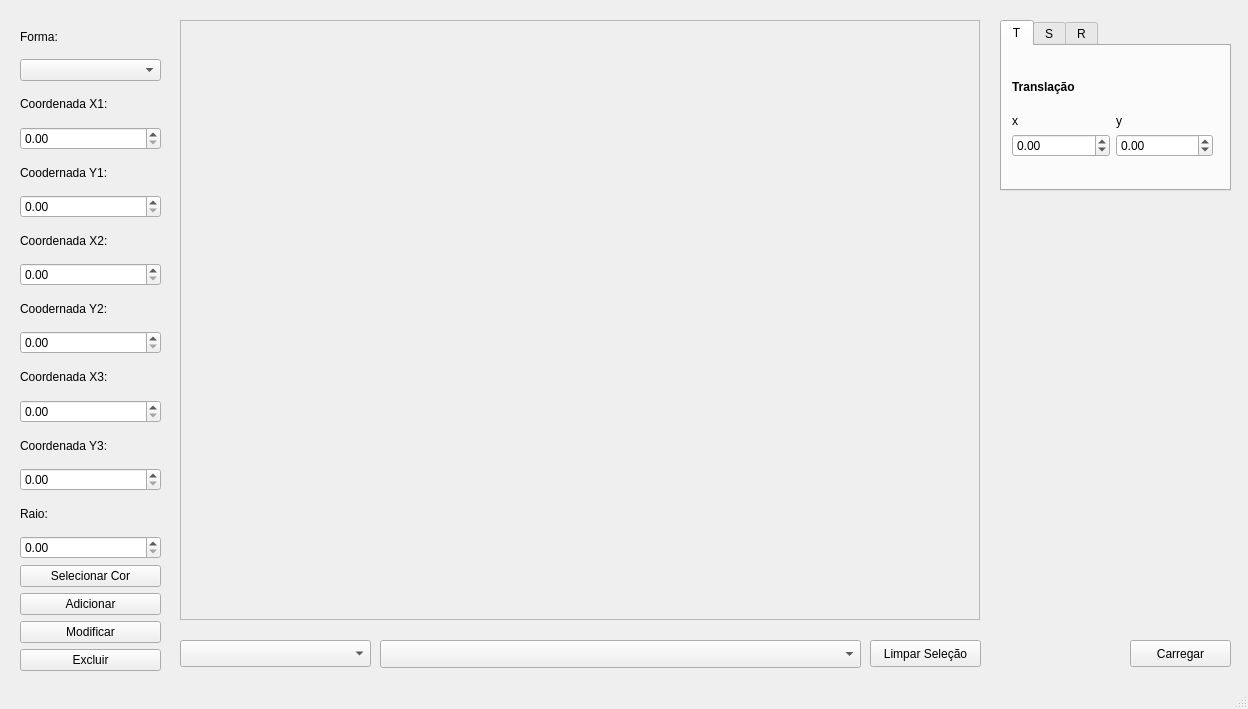
Qt form mainwindow.ui (WallaceJunior14/Visualizador_3D) before a commit.
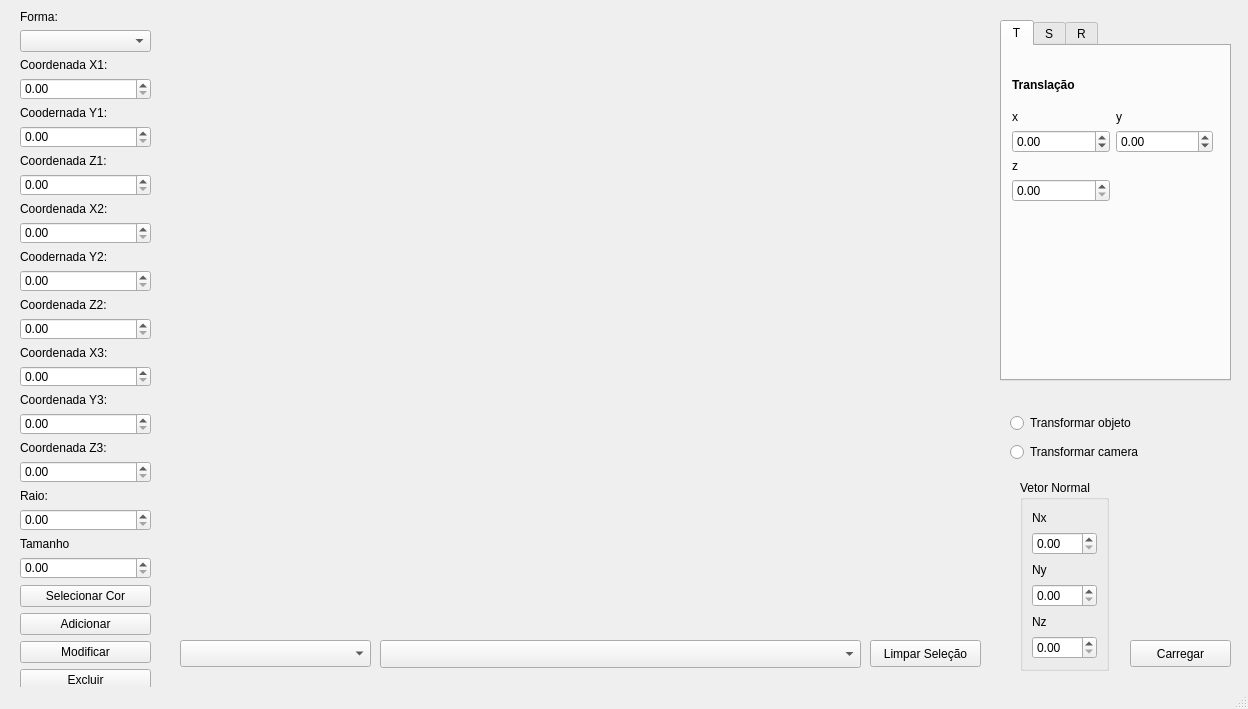
The same form after that commit. The open tabs and pages were chosen to show the change. Custom widgets are drawn as their Qt base class.

Patch:
```diff
--- a/mainwindow.ui
+++ b/mainwindow.ui
@@ -33,10 +33,7 @@
      </size>
     </property>
     <property name="frameShape">
-     <enum>QFrame::Shape::StyledPanel</enum>
-    </property>
-    <property name="frameShadow">
-     <enum>QFrame::Shadow::Raised</enum>
+     <enum>QFrame::NoFrame</enum>
     </property>
    </widget>
    <widget class="QTabWidget" name="tabWidget">
@@ -48,11 +45,11 @@
       <x>1000</x>
       <y>20</y>
       <width>231</width>
-      <height>171</height>
+      <height>361</height>
      </rect>
     </property>
     <property name="currentIndex">
-     <number>0</number>
+     <number>1</number>
     </property>
     <widget class="QWidget" name="tabTranslacao">
      <attribute name="title">
@@ -64,7 +61,7 @@
         <x>10</x>
         <y>20</y>
         <width>201</width>
-        <height>91</height>
+        <height>136</height>
        </rect>
       </property>
       <layout class="QVBoxLayout" name="verticalLayout_2">
@@ -82,10 +79,20 @@
        </item>
        <item>
         <layout class="QGridLayout" name="gridLayout">
-         <item row="0" column="0">
-          <widget class="QLabel" name="lblTranslacaoX">
+         <item row="2" column="0">
+          <widget class="QLabel" name="lblTranslacaoZ">
            <property name="text">
-            <string>x</string>
+            <string>z</string>
+           </property>
+          </widget>
+         </item>
+         <item row="1" column="1">
+          <widget class="QDoubleSpinBox" name="spinTranslacaoY">
+           <property name="minimum">
+            <double>-100.000000000000000</double>
+           </property>
+           <property name="maximum">
+            <double>100.000000000000000</double>
            </property>
           </widget>
          </item>
@@ -106,16 +113,16 @@
            </property>
           </widget>
          </item>
-         <item row="1" column="1">
-          <widget class="QDoubleSpinBox" name="spinTranslacaoY">
-           <property name="minimum">
-            <double>-100.000000000000000</double>
-           </property>
-           <property name="maximum">
-            <double>100.000000000000000</double>
+         <item row="0" column="0">
+          <widget class="QLabel" name="lblTranslacaoX">
+           <property name="text">
+            <string>x</string>
            </property>
           </widget>
          </item>
+         <item row="3" column="0">
+          <widget class="QDoubleSpinBox" name="spinTranslacaoZ"/>
+         </item>
         </layout>
        </item>
       </layout>
@@ -131,34 +138,14 @@
         <x>10</x>
         <y>47</y>
         <width>201</width>
-        <height>61</height>
+        <height>110</height>
        </rect>
       </property>
       <layout class="QGridLayout" name="gridLayout_4">
-       <item row="0" column="1">
-        <widget class="QLabel" name="lblEscalaY">
+       <item row="2" column="0">
+        <widget class="QLabel" name="lblEscalaZ">
          <property name="text">
-          <string>y</string>
-         </property>
-        </widget>
-       </item>
-       <item row="1" column="0">
-        <widget class="QDoubleSpinBox" name="spinEscalaX">
-         <property name="minimum">
-          <double>-100.000000000000000</double>
-         </property>
-         <property name="maximum">
-          <double>100.000000000000000</double>
-         </property>
-        </widget>
-       </item>
-       <item row="1" column="1">
-        <widget class="QDoubleSpinBox" name="spinEscalaY">
-         <property name="minimum">
-          <double>-100.000000000000000</double>
-         </property>
-         <property name="maximum">
-          <double>100.000000000000000</double>
+          <string>z</string>
          </property>
         </widget>
        </item>
@@ -169,6 +156,36 @@
          </property>
         </widget>
        </item>
+       <item row="1" column="1">
+        <widget class="QDoubleSpinBox" name="spinEscalaY">
+         <property name="minimum">
+          <double>-100.000000000000000</double>
+         </property>
+         <property name="maximum">
+          <double>100.000000000000000</double>
+         </property>
+        </widget>
+       </item>
+       <item row="1" column="0">
+        <widget class="QDoubleSpinBox" name="spinEscalaX">
+         <property name="minimum">
+          <double>-100.000000000000000</double>
+         </property>
+         <property name="maximum">
+          <double>100.000000000000000</double>
+         </property>
+        </widget>
+       </item>
+       <item row="0" column="1">
+        <widget class="QLabel" name="lblEscalaY">
+         <property name="text">
+          <string>y</string>
+         </property>
+        </widget>
+       </item>
+       <item row="3" column="0">
+        <widget class="QDoubleSpinBox" name="spinEscalaZ"/>
+       </item>
       </layout>
      </widget>
      <widget class="QLabel" name="lblEscala">
@@ -200,7 +217,7 @@
         <x>10</x>
         <y>20</y>
         <width>211</width>
-        <height>103</height>
+        <height>290</height>
        </rect>
       </property>
       <layout class="QGridLayout" name="gridLayout_3">
@@ -215,9 +232,6 @@
          <property name="maximum">
           <number>180</number>
          </property>
-         <property name="orientation">
-          <enum>Qt::Orientation::Horizontal</enum>
-         </property>
         </widget>
        </item>
        <item row="4" column="0">
@@ -235,9 +249,6 @@
          <property name="maximum">
           <number>180</number>
          </property>
-         <property name="orientation">
-          <enum>Qt::Orientation::Horizontal</enum>
-         </property>
         </widget>
        </item>
        <item row="3" column="0">
@@ -255,9 +266,6 @@
          <property name="maximum">
           <number>180</number>
          </property>
-         <property name="orientation">
-          <enum>Qt::Orientation::Horizontal</enum>
-         </property>
         </widget>
        </item>
        <item row="2" column="0">
@@ -287,9 +295,9 @@
     <property name="geometry">
      <rect>
       <x>20</x>
-      <y>20</y>
-      <width>141</width>
-      <height>651</height>
+      <y>10</y>
+      <width>131</width>
+      <height>681</height>
      </rect>
     </property>
     <layout class="QVBoxLayout" name="verticalLayout">
@@ -331,6 +339,16 @@
        </property>
       </widget>
      </item>
+     <item>
+      <widget class="QLabel" name="lblCoordenadaZ1">
+       <property name="text">
+        <string>Coordenada Z1:</string>
+       </property>
+      </widget>
+     </item>
+     <item>
+      <widget class="QDoubleSpinBox" name="spinZ1"/>
+     </item>
      <item>
       <widget class="QLabel" name="lblCoordenadaX2">
        <property name="text">
@@ -359,6 +377,16 @@
        </property>
       </widget>
      </item>
+     <item>
+      <widget class="QLabel" name="lblCoordenadaZ2">
+       <property name="text">
+        <string>Coordenada Z2:</string>
+       </property>
+      </widget>
+     </item>
+     <item>
+      <widget class="QDoubleSpinBox" name="spinZ2"/>
+     </item>
      <item>
       <widget class="QLabel" name="lblCoordenadaX3">
        <property name="enabled">
@@ -393,6 +421,16 @@
        </property>
       </widget>
      </item>
+     <item>
+      <widget class="QLabel" name="lblCoordenadaZ3">
+       <property name="text">
+        <string>Coordenada Z3:</string>
+       </property>
+      </widget>
+     </item>
+     <item>
+      <widget class="QDoubleSpinBox" name="spinZ3"/>
+     </item>
      <item>
       <widget class="QLabel" name="lblRaio">
        <property name="text">
@@ -407,6 +445,16 @@
        </property>
       </widget>
      </item>
+     <item>
+      <widget class="QLabel" name="lblTamanho">
+       <property name="text">
+        <string>Tamanho</string>
+       </property>
+      </widget>
+     </item>
+     <item>
+      <widget class="QDoubleSpinBox" name="spinTamanho"/>
+     </item>
      <item>
       <widget class="QPushButton" name="btnCor">
        <property name="text">
@@ -483,6 +531,77 @@
      <string>Limpar Seleção</string>
     </property>
    </widget>
+   <widget class="QGroupBox" name="groupBoxNormal">
+    <property name="geometry">
+     <rect>
+      <x>1020</x>
+      <y>480</y>
+      <width>89</width>
+      <height>191</height>
+     </rect>
+    </property>
+    <property name="title">
+     <string>Vetor Normal</string>
+    </property>
+    <layout class="QVBoxLayout" name="verticalLayout_4">
+     <item>
+      <widget class="QLabel" name="lblNx">
+       <property name="text">
+        <string>Nx</string>
+       </property>
+      </widget>
+     </item>
+     <item>
+      <widget class="QDoubleSpinBox" name="spinNx"/>
+     </item>
+     <item>
+      <widget class="QLabel" name="lblNy">
+       <property name="text">
+        <string>Ny</string>
+       </property>
+      </widget>
+     </item>
+     <item>
+      <widget class="QDoubleSpinBox" name="spinNy"/>
+     </item>
+     <item>
+      <widget class="QLabel" name="lblNz">
+       <property name="text">
+        <string>Nz</string>
+       </property>
+      </widget>
+     </item>
+     <item>
+      <widget class="QDoubleSpinBox" name="spinNz"/>
+     </item>
+    </layout>
+   </widget>
+   <widget class="QWidget" name="layoutWidget">
+    <property name="geometry">
+     <rect>
+      <x>1010</x>
+      <y>410</y>
+      <width>163</width>
+      <height>56</height>
+     </rect>
+    </property>
+    <layout class="QVBoxLayout" name="verticalLayout_3">
+     <item>
+      <widget class="QRadioButton" name="rbTransformarObjeto">
+       <property name="text">
+        <string>Transformar objeto</string>
+       </property>
+      </widget>
+     </item>
+     <item>
+      <widget class="QRadioButton" name="rbTransformarCamera">
+       <property name="text">
+        <string>Transformar camera</string>
+       </property>
+      </widget>
+     </item>
+    </layout>
+   </widget>
   </widget>
   <widget class="QStatusBar" name="statusbar"/>
  </widget>
```
